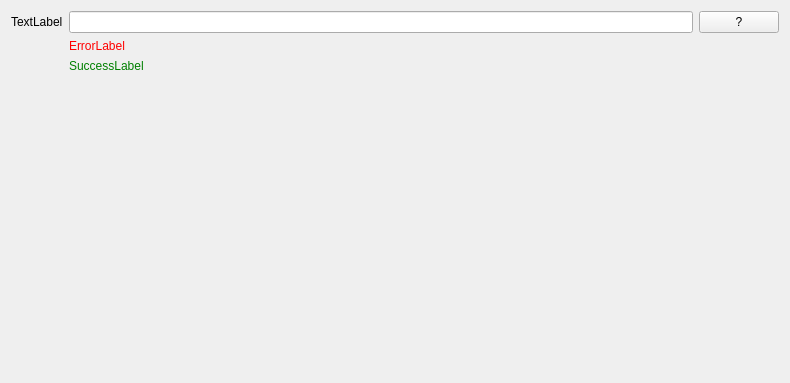
This is gui/form/textfield.ui in b-lack/qgis-fim-plugin as Qt 5 draws it before an edit. The edited form follows.
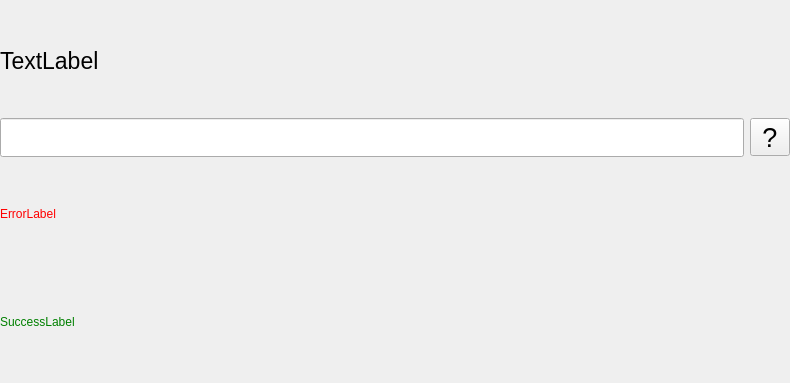
This is the edited form.

```diff
--- a/gui/form/textfield.ui
+++ b/gui/form/textfield.ui
@@ -13,15 +13,20 @@
   <property name="windowTitle">
    <string>Form</string>
   </property>
-  <layout class="QFormLayout" name="formLayout">
+  <layout class="QGridLayout" name="gridLayout">
+   <property name="leftMargin">
+    <number>0</number>
+   </property>
+   <property name="topMargin">
+    <number>10</number>
+   </property>
+   <property name="rightMargin">
+    <number>0</number>
+   </property>
+   <property name="bottomMargin">
+    <number>10</number>
+   </property>
    <item row="2" column="0">
-    <widget class="QLabel" name="lfbTextFieldLabel">
-     <property name="text">
-      <string>TextLabel</string>
-     </property>
-    </widget>
-   </item>
-   <item row="3" column="1">
     <widget class="QLabel" name="lfbTextFieldError">
      <property name="styleSheet">
       <string notr="true">color: red;</string>
@@ -31,23 +36,15 @@
      </property>
     </widget>
    </item>
-   <item row="4" column="1">
-    <widget class="QLabel" name="lfbTextFieldSuccess">
-     <property name="styleSheet">
-      <string notr="true">color: green;</string>
-     </property>
-     <property name="text">
-      <string>SuccessLabel</string>
-     </property>
-    </widget>
-   </item>
-   <item row="2" column="1">
+   <item row="1" column="1">
     <layout class="QHBoxLayout" name="horizontalLayout">
      <item>
-      <widget class="QLineEdit" name="lfbTextField"/>
-     </item>
-     <item>
-      <widget class="QPushButton" name="pushButton">
+      <widget class="QToolButton" name="lfbTextFieldDescriptionBtn">
+       <property name="font">
+        <font>
+         <pointsize>20</pointsize>
+        </font>
+       </property>
        <property name="text">
         <string>?</string>
        </property>
@@ -55,6 +52,37 @@
      </item>
     </layout>
    </item>
+   <item row="0" column="0">
+    <widget class="QLabel" name="lfbTextFieldLabel">
+     <property name="font">
+      <font>
+       <pointsize>17</pointsize>
+      </font>
+     </property>
+     <property name="text">
+      <string>TextLabel</string>
+     </property>
+    </widget>
+   </item>
+   <item row="1" column="0">
+    <widget class="QLineEdit" name="lfbTextField">
+     <property name="font">
+      <font>
+       <pointsize>20</pointsize>
+      </font>
+     </property>
+    </widget>
+   </item>
+   <item row="3" column="0">
+    <widget class="QLabel" name="lfbTextFieldSuccess">
+     <property name="styleSheet">
+      <string notr="true">color: green;</string>
+     </property>
+     <property name="text">
+      <string>SuccessLabel</string>
+     </property>
+    </widget>
+   </item>
   </layout>
  </widget>
  <resources/>
```
